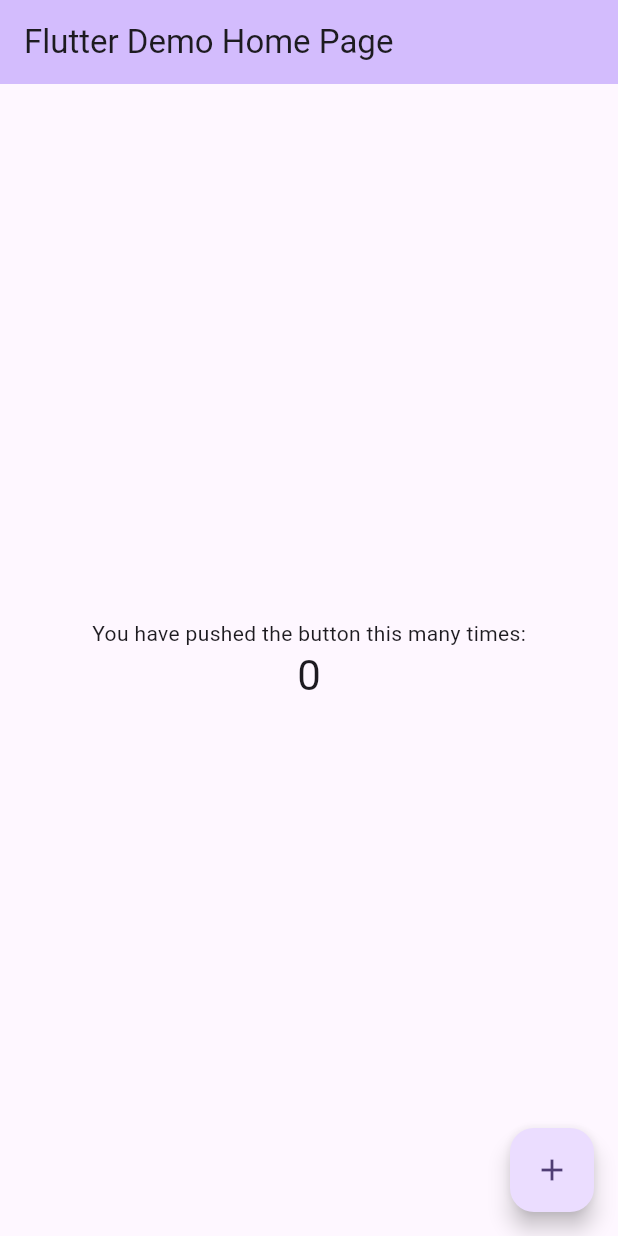
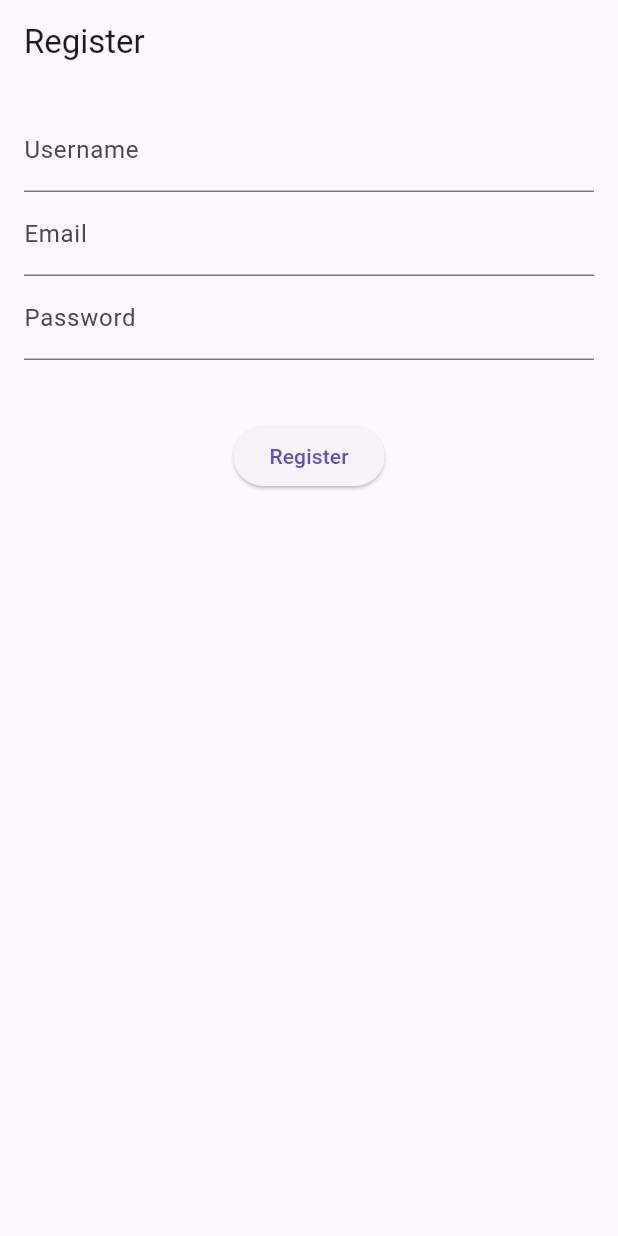
Before and after one commit to AngelosGkiose/personal-finance-manager, a Flutter app: the screen it shows after launch, on a phone screen of 412 x 824 dp. Run offline on Flutter 3.47's test engine with Material 3 defaults, Android fonts, the phone set to English and light mode, and no system bars.

Commit message:
implement Flutter registration

```diff
--- a/frontend/lib/main.dart
+++ b/frontend/lib/main.dart
@@ -1,122 +1,22 @@
 import 'package:flutter/material.dart';
 
+import 'screens/auth/register_screen.dart';
+
+
 void main() {
-  runApp(const MyApp());
+  runApp(const PersonalFinanceApp());
 }
 
-class MyApp extends StatelessWidget {
-  const MyApp({super.key});
 
-  // This widget is the root of your application.
+class PersonalFinanceApp extends StatelessWidget {
+  const PersonalFinanceApp({super.key});
+
   @override
   Widget build(BuildContext context) {
     return MaterialApp(
-      title: 'Flutter Demo',
-      theme: ThemeData(
-        // This is the theme of your application.
-        //
-        // TRY THIS: Try running your application with "flutter run". You'll see
-        // the application has a purple toolbar. Then, without quitting the app,
-        // try changing the seedColor in the colorScheme below to Colors.green
-        // and then invoke "hot reload" (save your changes or press the "hot
-        // reload" button in a Flutter-supported IDE, or press "r" if you used
-        // the command line to start the app).
-        //
-        // Notice that the counter didn't reset back to zero; the application
-        // state is not lost during the reload. To reset the state, use hot
-        // restart instead.
-        //
-        // This works for code too, not just values: Most code changes can be
-        // tested with just a hot reload.
-        colorScheme: .fromSeed(seedColor: Colors.deepPurple),
-      ),
-      home: const MyHomePage(title: 'Flutter Demo Home Page'),
+      title: 'Personal Finance Manager',
+      debugShowCheckedModeBanner: false,
+      home: const RegisterScreen(),
     );
   }
 }
-
-class MyHomePage extends StatefulWidget {
-  const MyHomePage({super.key, required this.title});
-
-  // This widget is the home page of your application. It is stateful, meaning
-  // that it has a State object (defined below) that contains fields that affect
-  // how it looks.
-
-  // This class is the configuration for the state. It holds the values (in this
-  // case the title) provided by the parent (in this case the App widget) and
-  // used by the build method of the State. Fields in a Widget subclass are
-  // always marked "final".
-
-  final String title;
-
-  @override
-  State<MyHomePage> createState() => _MyHomePageState();
-}
-
-class _MyHomePageState extends State<MyHomePage> {
-  int _counter = 0;
-
-  void _incrementCounter() {
-    setState(() {
-      // This call to setState tells the Flutter framework that something has
-      // changed in this State, which causes it to rerun the build method below
-      // so that the display can reflect the updated values. If we changed
-      // _counter without calling setState(), then the build method would not be
-      // called again, and so nothing would appear to happen.
-      _counter++;
-    });
-  }
-
-  @override
-  Widget build(BuildContext context) {
-    // This method is rerun every time setState is called, for instance as done
-    // by the _incrementCounter method above.
-    //
-    // The Flutter framework has been optimized to make rerunning build methods
-    // fast, so that you can just rebuild anything that needs updating rather
-    // than having to individually change instances of widgets.
-    return Scaffold(
-      appBar: AppBar(
-        // TRY THIS: Try changing the color here to a specific color (to
-        // Colors.amber, perhaps?) and trigger a hot reload to see the AppBar
-        // change color while the other colors stay the same.
-        backgroundColor: Theme.of(context).colorScheme.inversePrimary,
-        // Here we take the value from the MyHomePage object that was created by
-        // the App.build method, and use it to set our appbar title.
-        title: Text(widget.title),
-      ),
-      body: Center(
-        // Center is a layout widget. It takes a single child and positions it
-        // in the middle of the parent.
-        child: Column(
-          // Column is also a layout widget. It takes a list of children and
-          // arranges them vertically. By default, it sizes itself to fit its
-          // children horizontally, and tries to be as tall as its parent.
-          //
-          // Column has various properties to control how it sizes itself and
-          // how it positions its children. Here we use mainAxisAlignment to
-          // center the children vertically; the main axis here is the vertical
-          // axis because Columns are vertical (the cross axis would be
-          // horizontal).
-          //
-          // TRY THIS: Invoke "debug painting" (choose the "Toggle Debug Paint"
-          // action in the IDE, or press "p" in the console), to see the
-          // wireframe for each widget.
-          mainAxisAlignment: .center,
-          children: [
-            const Text('You have pushed the button this many times:'),
-            Text(
-              '$_counter',
-              style: Theme.of(context).textTheme.headlineMedium,
-            ),
-          ],
-        ),
-      ),
-      floatingActionButton: FloatingActionButton(
-        onPressed: _incrementCounter,
-        tooltip: 'Increment',
-        child: const Icon(Icons.add),
-      ),
-    );
-  }
-}
--- /dev/null
+++ b/frontend/lib/screens/auth/register_screen.dart
@@ -0,0 +1,160 @@
+import 'package:flutter/material.dart';
+
+import '../../services/auth_service.dart';
+
+
+class RegisterScreen extends StatefulWidget {
+  const RegisterScreen({super.key});
+
+  @override
+  State<RegisterScreen> createState() => _RegisterScreenState();
+}
+
+
+class _RegisterScreenState extends State<RegisterScreen> {
+  final _formKey = GlobalKey<FormState>();
+
+  final _usernameController = TextEditingController();
+  final _emailController = TextEditingController();
+  final _passwordController = TextEditingController();
+
+  bool _isLoading = false;
+  String? _errorMessage;
+  String? _successMessage;
+
+  @override
+  void dispose() {
+    _usernameController.dispose();
+    _emailController.dispose();
+    _passwordController.dispose();
+
+    super.dispose();
+  }
+
+  Future<void> _register() async {
+    if (!_formKey.currentState!.validate()) {
+      return;
+    }
+
+    setState(() {
+      _isLoading = true;
+      _errorMessage = null;
+      _successMessage = null;
+    });
+
+    try {
+      await AuthService.register(
+        username: _usernameController.text.trim(),
+        email: _emailController.text.trim(),
+        password: _passwordController.text,
+      );
+
+      if (!mounted) {
+        return;
+      }
+
+      setState(() {
+        _successMessage = 'Registration successful';
+      });
+
+      _usernameController.clear();
+      _emailController.clear();
+      _passwordController.clear();
+    } catch (error) {
+      if (!mounted) {
+        return;
+      }
+
+      setState(() {
+        _errorMessage = error
+            .toString()
+            .replaceFirst('Exception: ', '');
+      });
+    } finally {
+      if (mounted) {
+        setState(() {
+          _isLoading = false;
+        });
+      }
+    }
+  }
+
+  @override
+  Widget build(BuildContext context) {
+    return Scaffold(
+      appBar: AppBar(
+        title: const Text('Register'),
+      ),
+      body: Padding(
+        padding: const EdgeInsets.all(16),
+        child: Form(
+          key: _formKey,
+          child: Column(
+            children: [
+              TextFormField(
+                controller: _usernameController,
+                decoration: const InputDecoration(
+                  labelText: 'Username',
+                ),
+                validator: (value) {
+                  if (value == null || value.trim().isEmpty) {
+                    return 'Username is required';
+                  }
+
+                  return null;
+                },
+              ),
+
+              TextFormField(
+                controller: _emailController,
+                decoration: const InputDecoration(
+                  labelText: 'Email',
+                ),
+                keyboardType: TextInputType.emailAddress,
+                validator: (value) {
+                  if (value == null || value.trim().isEmpty) {
+                    return 'Email is required';
+                  }
+
+                  return null;
+                },
+              ),
+
+              TextFormField(
+                controller: _passwordController,
+                decoration: const InputDecoration(
+                  labelText: 'Password',
+                ),
+                obscureText: true,
+                validator: (value) {
+                  if (value == null || value.length < 8) {
+                    return 'Password must be at least 8 characters';
+                  }
+
+                  return null;
+                },
+              ),
+
+              const SizedBox(height: 20),
+
+              if (_errorMessage != null)
+                Text(_errorMessage!),
+
+              if (_successMessage != null)
+                Text(_successMessage!),
+
+              const SizedBox(height: 20),
+
+              ElevatedButton(
+                onPressed: _isLoading ? null : _register,
+                child: _isLoading
+                    ? const CircularProgressIndicator()
+                    : const Text('Register'),
+              ),
+            ],
+          ),
+        ),
+      ),
+    );
+  }
+}
--- /dev/null
+++ b/frontend/lib/services/auth_service.dart
@@ -0,0 +1,42 @@
+import 'dart:convert';
+
+import 'package:http/http.dart' as http;
+
+import '../config/api_config.dart';
+
+
+class AuthService {
+  static Future<void> register({
+    required String username,
+    required String email,
+    required String password,
+  }) async {
+    final response = await http.post(
+      Uri.parse('${ApiConfig.baseUrl}/auth/register'),
+      headers: {
+        'Content-Type': 'application/json',
+      },
+      body: jsonEncode({
+        'username': username,
+        'email': email,
+        'password': password,
+      }),
+    );
+
+    if (response.statusCode == 201) {
+      return;
+    }
+
+    final responseBody = jsonDecode(response.body);
+
+    if (responseBody is Map<String, dynamic>) {
+      final detail = responseBody['detail'];
+
+      if (detail is String) {
+        throw Exception(detail);
+      }
+    }
+
+    throw Exception('Registration failed');
+  }
+}
```
Also changed, not shown: frontend/lib/config/api_config.dart (added, +12 -0 lines), frontend/lib/screens/auth/login_screen.dart (added), frontend/lib/screens/home_screen.dart (added), frontend/lib/storage/token_storage.dart (added), 1 other file.
